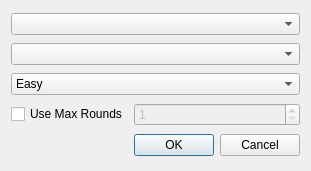
Before: the Qt Designer form ui/clippackagedialog.ui in tdauth/gustavsfairyland, drawn with Qt 5.
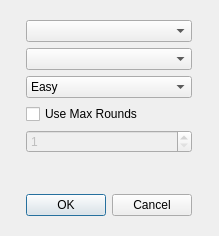
After: the same form once the commit is applied.

Commit message: Fixed using all space for widgets in central widget, allow setting music volume, fixed high scores space of last column

```diff
--- a/ui/clippackagedialog.ui
+++ b/ui/clippackagedialog.ui
@@ -6,45 +6,24 @@
    <rect>
     <x>0</x>
     <y>0</y>
-    <width>283</width>
-    <height>171</height>
+    <width>219</width>
+    <height>236</height>
    </rect>
   </property>
   <property name="windowTitle">
    <string>Select Clip Package</string>
   </property>
   <layout class="QGridLayout" name="gridLayout">
-   <item row="5" column="1">
-    <widget class="QDialogButtonBox" name="buttonBox">
-     <property name="standardButtons">
-      <set>QDialogButtonBox::Cancel|QDialogButtonBox::Ok</set>
-     </property>
-    </widget>
-   </item>
-   <item row="4" column="0">
-    <widget class="QCheckBox" name="useMaxRoundsCheckBox">
-     <property name="text">
-      <string>Use Max Rounds</string>
-     </property>
-    </widget>
-   </item>
-   <item row="1" column="0" colspan="2">
+   <item row="0" column="0" alignment="Qt::AlignHCenter|Qt::AlignVCenter">
+    <widget class="QWidget" name="widget" native="true">
+     <layout class="QVBoxLayout" name="verticalLayout">
+      <item>
     <widget class="QComboBox" name="gameModesComboBox"/>
    </item>
-   <item row="4" column="1">
-    <widget class="QSpinBox" name="maxRoundsSpinBox">
-     <property name="enabled">
-      <bool>false</bool>
-     </property>
-     <property name="minimum">
-      <number>1</number>
-     </property>
-    </widget>
-   </item>
-   <item row="0" column="0" colspan="2">
+      <item>
     <widget class="QComboBox" name="packagesComboBox"/>
    </item>
-   <item row="2" column="0" colspan="2">
+      <item>
     <widget class="QComboBox" name="difficultyComboBox">
      <item>
       <property name="text">
@@ -66,6 +45,49 @@
        <string>Mahlerisch</string>
       </property>
      </item>
+       </widget>
+      </item>
+      <item>
+       <widget class="QCheckBox" name="useMaxRoundsCheckBox">
+        <property name="text">
+         <string>Use Max Rounds</string>
+        </property>
+       </widget>
+      </item>
+      <item>
+       <widget class="QSpinBox" name="maxRoundsSpinBox">
+        <property name="enabled">
+         <bool>false</bool>
+        </property>
+        <property name="minimum">
+         <number>1</number>
+        </property>
+       </widget>
+      </item>
+      <item>
+       <spacer name="verticalSpacer">
+        <property name="orientation">
+         <enum>Qt::Vertical</enum>
+        </property>
+        <property name="sizeHint" stdset="0">
+         <size>
+          <width>20</width>
+          <height>40</height>
+         </size>
+        </property>
+       </spacer>
+      </item>
+      <item alignment="Qt::AlignHCenter|Qt::AlignVCenter">
+       <widget class="QDialogButtonBox" name="buttonBox">
+        <property name="standardButtons">
+         <set>QDialogButtonBox::Cancel|QDialogButtonBox::Ok</set>
+        </property>
+       </widget>
+      </item>
+      <item>
+       <layout class="QHBoxLayout" name="horizontalLayout"/>
+      </item>
+     </layout>
     </widget>
    </item>
   </layout>
```
Lines whose indentation alone changed are shown as unchanged. The commit also changes 11 other files.
